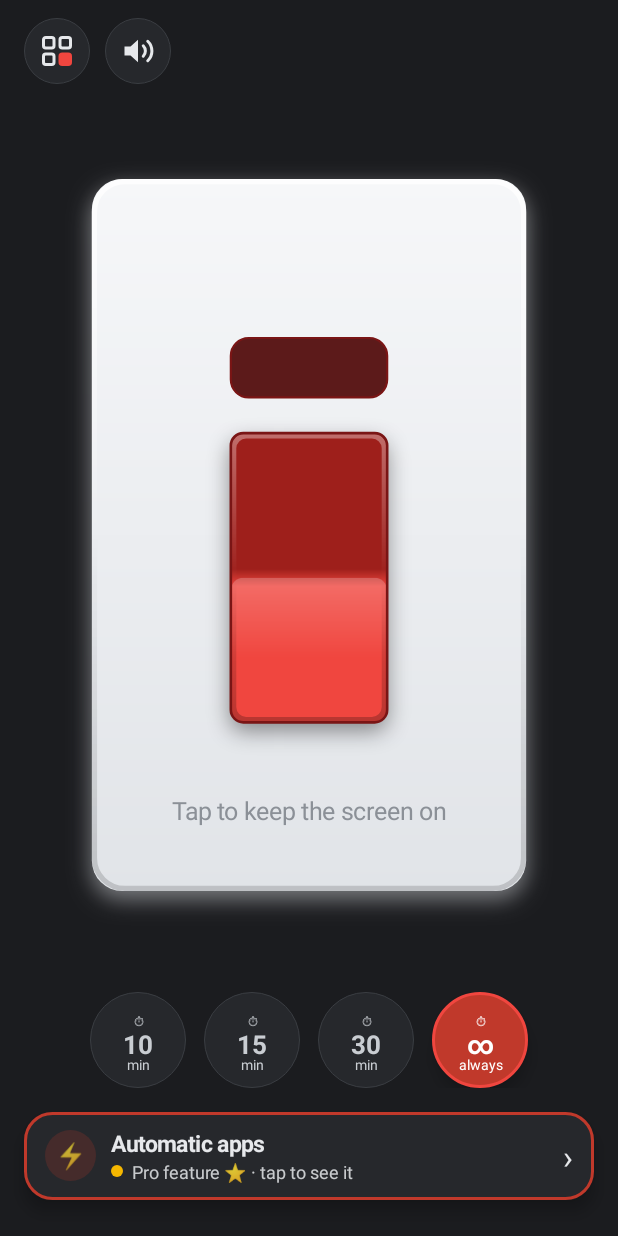
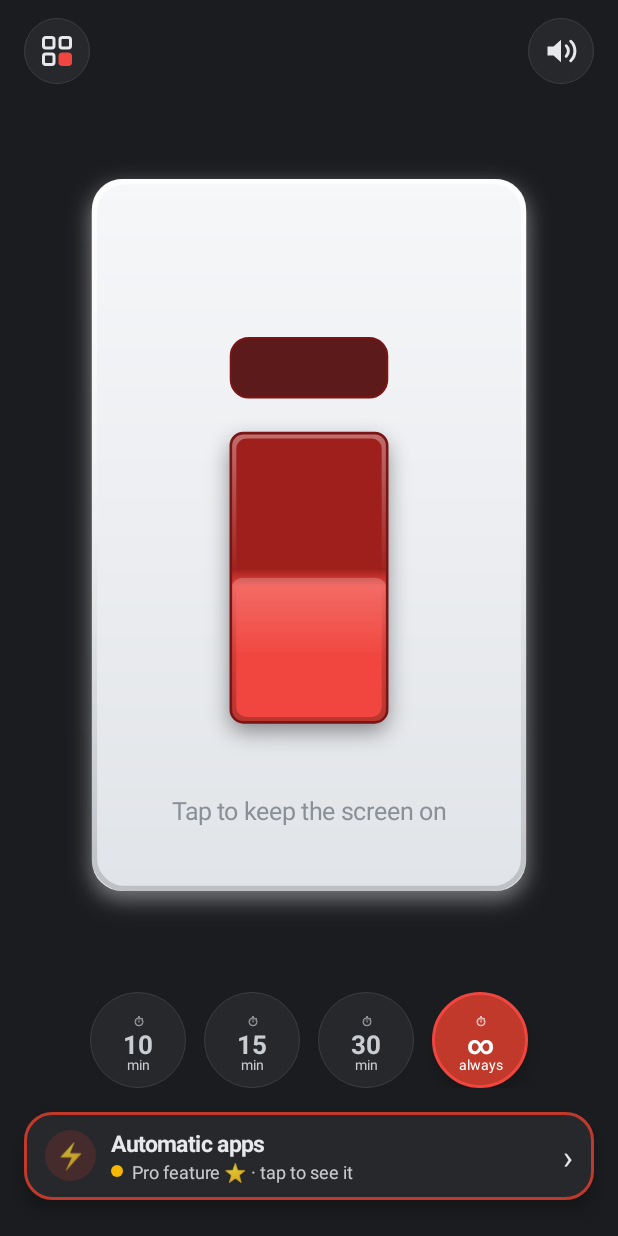
Before and after one commit to ialn3em-cloud/keepAwake, an Android app: the screen it shows after launch (MainActivity), on a phone screen of 412 x 824 dp. Run offline under Robolectric (Android 15) with nearby library versions, the phone set to English and light mode, and no system bars; libraries missing offline, so code that uses them is left out: com.android.billingclient; 4 statements that could not run were skipped.

Commit message:
Mute button in the other top corner
Co-Authored-By: Claude Opus 5.5 <noreply@anthropic.com>
Claude-Session: https://claude.ai/code/session_01Y94UB2pRpAoqT83PnsgaVy

```diff
--- a/app/src/main/java/com/awake/app/MainActivity.kt
+++ b/app/src/main/java/com/awake/app/MainActivity.kt
@@ -59,14 +59,14 @@ class MainActivity : Activity() {
             addView(sw, LinearLayout.LayoutParams(LinearLayout.LayoutParams.MATCH_PARENT, 0, 1f))
             addView(chips, LinearLayout.LayoutParams(LinearLayout.LayoutParams.MATCH_PARENT, LinearLayout.LayoutParams.WRAP_CONTENT))
         }
-        // the switch and the timer, with the models and sound buttons in the corner and the Pro card under them
+        // the switch and the timer, with the models and sound buttons in the top corners and the Pro card under them
         val stage = FrameLayout(this).apply {
             addView(column)
             addView(stylesButton(), FrameLayout.LayoutParams(dp(44), dp(44), Gravity.TOP or Gravity.LEFT).apply {
                 setMargins(dp(16), dp(12), dp(16), dp(12))
             })
-            addView(soundButton(), FrameLayout.LayoutParams(dp(44), dp(44), Gravity.TOP or Gravity.LEFT).apply {
-                setMargins(dp(16 + 44 + 10), dp(12), dp(16), dp(12))
+            addView(soundButton(), FrameLayout.LayoutParams(dp(44), dp(44), Gravity.TOP or Gravity.RIGHT).apply {
+                setMargins(dp(16), dp(12), dp(16), dp(12))
             })
         }
         content = ProEntry.wrap(this, stage)
```
